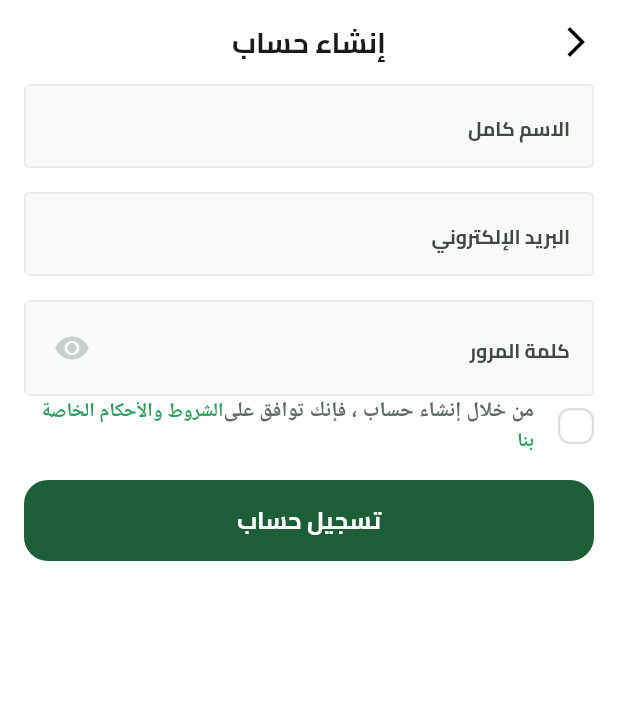
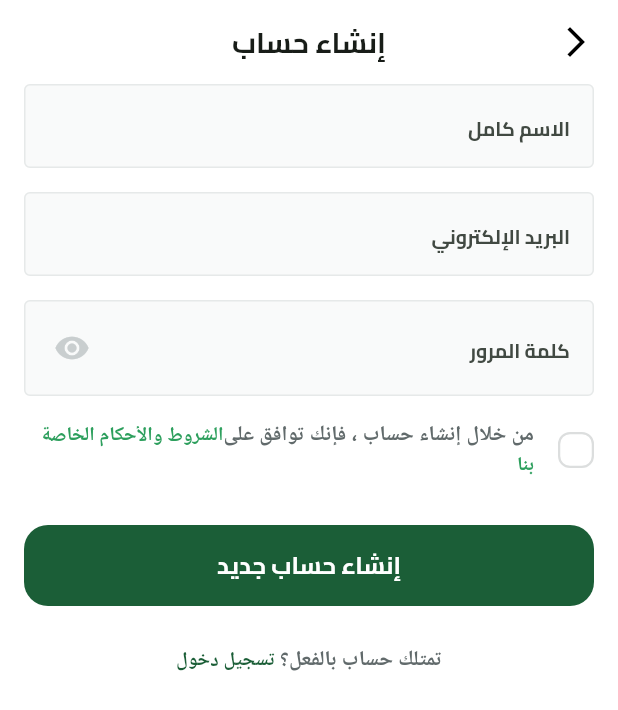
Before and after one commit to Belal-Karem/Fruit-Hub, a Flutter app: the SignupView screen opened by its route, on a phone screen of 412 x 824 dp. Shown: the top 710 px of the screen. Run offline on Flutter 3.47's test engine with Material 3 defaults, Android fonts, the light colour scheme and no system bars; our stand-ins replace dots_indicator, shared_preferences; missing offline and left inert: svg_flutter; accounts and stored records are empty.

Commit message:
create have an account

```diff
--- /dev/null
+++ b/lib/features/auth/presentation/views/widgets/have_an_account.dart
@@ -0,0 +1,27 @@
+import 'package:flutter/gestures.dart';
+import 'package:flutter/material.dart';
+import 'package:fruit_hub/core/utils/styles/app_color.dart';
+import 'package:fruit_hub/core/utils/styles/app_text_style.dart';
+import 'package:fruit_hub/features/auth/presentation/views/login_view.dart';
+
+class HaveAnAccount extends StatelessWidget {
+  const HaveAnAccount({super.key});
+
+  @override
+  Widget build(BuildContext context) {
+    return Text.rich(
+      TextSpan(
+        text: 'تمتلك حساب بالفعل؟',
+        style: AppTextStyle.semiBold16.copyWith(color: const Color(0xff616A6B)),
+        children: [
+          TextSpan(
+            recognizer: TapGestureRecognizer()
+              ..onTap = () => Navigator.pushNamed(context, LoginView.routeName),
+            text: ' تسجيل دخول',
+            style: AppTextStyle.bold13.copyWith(color: AppColor.primaryColor),
+          ),
+        ],
+      ),
+    );
+  }
+}
--- a/lib/features/auth/presentation/views/widgets/signup_view_body.dart
+++ b/lib/features/auth/presentation/views/widgets/signup_view_body.dart
@@ -2,6 +2,7 @@ import 'package:flutter/material.dart';
 import 'package:fruit_hub/constants.dart';
 import 'package:fruit_hub/core/widgets/custom_button.dart';
 import 'package:fruit_hub/core/widgets/custom_text_form_field.dart';
+import 'package:fruit_hub/features/auth/presentation/views/widgets/have_an_account.dart';
 import 'package:fruit_hub/features/auth/presentation/views/widgets/terms_and_condition_widget.dart';
 
 class SignupViewBody extends StatefulWidget {
@@ -47,9 +48,12 @@ class _SignupViewBodyState extends State<SignupViewBody> {
                 ),
               ),
             ),
+            const SizedBox(height: 16),
             const TermsAndConditionWidget(),
-            const SizedBox(height: 16),
-            const CustomButton(text: 'تسجيل حساب'),
+            const SizedBox(height: 30),
+            const CustomButton(text: 'إنشاء حساب جديد'),
+            const SizedBox(height: 26),
+            const HaveAnAccount(),
           ],
         ),
       ),
```
